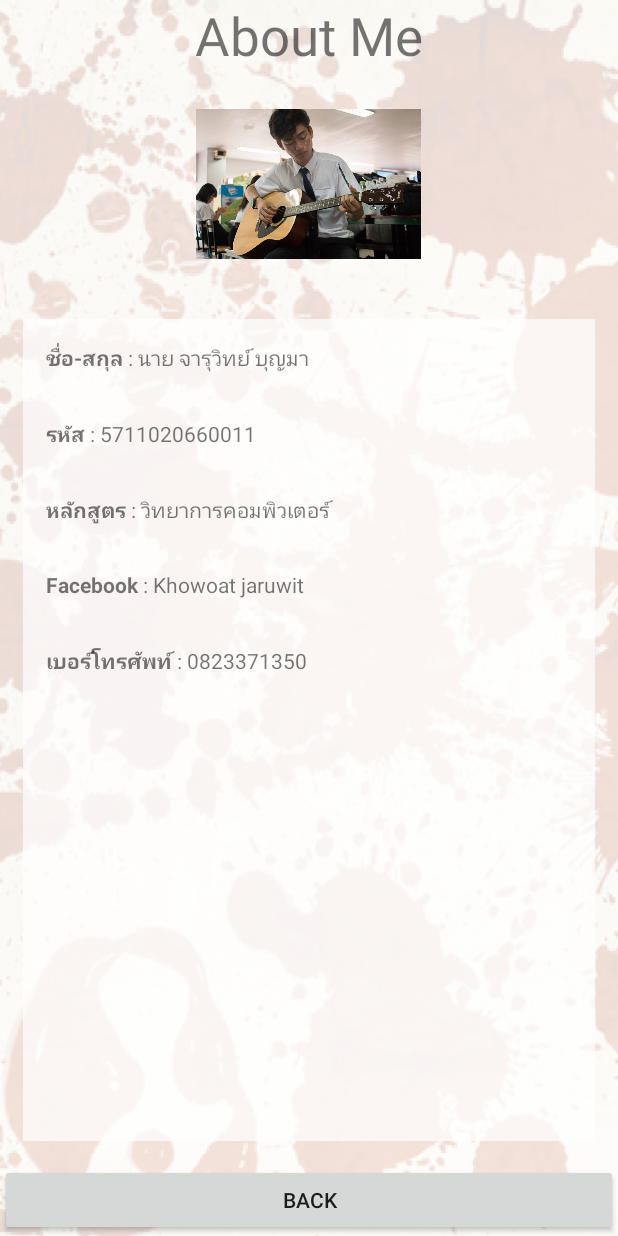
After one commit to jaruwit2538/MyFirstapp2, an Android app: the AboutMe screen opened directly, with no data from a screen before it, on a phone screen of 412 x 824 dp. The commit adds this screen. Run offline under Robolectric (Android 15) with nearby library versions, the phone set to English and light mode, and no system bars.

Commit message:
Toast and Sound complete

```diff
--- a/app/build.gradle
+++ b/app/build.gradle
@@ -25,7 +25,8 @@ dependencies {
         exclude group: 'com.android.support', module: 'support-annotations'
     })
     compile 'com.android.support:appcompat-v7:25.1.1'
-    testCompile 'junit:junit:4.12'
     compile 'com.google.android.gms:play-services-maps:10.2.0'
     compile 'com.android.support:cardview-v7:25.2.0'
+    compile 'com.android.support.constraint:constraint-layout:1.0.2'
+    testCompile 'junit:junit:4.12'
 }
--- a/app/src/main/AndroidManifest.xml
+++ b/app/src/main/AndroidManifest.xml
@@ -15,7 +15,8 @@
                 <category android:name="android.intent.category.LAUNCHER" />
             </intent-filter>
         </activity>
-        <activity android:name=".Detail"></activity>
+        <activity android:name=".Detail" />
+        <activity android:name=".AboutMe" />
     </application>
 
 </manifest>
--- /dev/null
+++ b/app/src/main/java/comsci/khowoat/myfirstapp/AboutMe.java
@@ -0,0 +1,77 @@
+package comsci.khowoat.myfirstapp;
+
+import android.content.Intent;
+import android.media.MediaPlayer;
+import android.net.Uri;
+import android.support.v7.app.AppCompatActivity;
+import android.os.Bundle;
+import android.view.View;
+import android.widget.ImageView;
+import android.widget.TextView;
+import android.widget.Toast;
+
+public class AboutMe extends AppCompatActivity {
+
+        MediaPlayer mediaPlayer;
+        int soundId = 0;
+
+    @Override
+    protected void onCreate(Bundle savedInstanceState) {
+
+
+
+        super.onCreate(savedInstanceState);
+        setContentView(R.layout.activity_about_me);
+
+        //Toast onClick แสดงข้อความเมื่อคลิ้ก(แสดงชั่วคราว)
+        final ImageView clickImageView = (ImageView) findViewById(R.id.imvAbout);
+
+        soundId = R.raw.sound1;
+        playsound(soundId);
+
+        clickImageView.setOnClickListener(new View.OnClickListener() {
+            @Override
+            public void onClick(View v) {
+                Toast.makeText(getApplicationContext(),"Hello My Name Is Khowoat",Toast.LENGTH_SHORT).show();
+                //show sound1 when click image เมื่อคลิ้กที่ภาพ
+
+            }
+        });//สิ้นสุด Toast
+
+        //Toast On LongClick แสดงข้อความเมืื่อคลิ้ก(4-5วินาที)
+        ImageView longClickImageView = (ImageView) findViewById(R.id.imvAbout);
+
+        soundId = R.raw.sound2;
+        playsound(soundId);
+
+        longClickImageView.setOnLongClickListener(new View.OnLongClickListener() {
+            @Override
+            public boolean onLongClick(View v) {
+                Toast.makeText(getApplicationContext(),"Thank Guy",Toast.LENGTH_LONG).show();
+
+                return true;
+            }
+        });
+
+
+    }//main method
+
+    private void playsound(int soundId) {
+
+        mediaPlayer = MediaPlayer.create(getApplicationContext(),soundId);
+        mediaPlayer.start();
+
+    }
+
+
+    public void onClickFace(View view) {
+        Intent intent = new Intent(Intent.ACTION_VIEW);
+        intent.setData(Uri.parse("https://www.facebook.com/jaruwit.boonma"));
+        startActivity(intent);
+    }
+
+    public void clickBack(View view) {
+
+        finish();
+    }
+}
--- a/app/src/main/java/comsci/khowoat/myfirstapp/MainActivity.java
+++ b/app/src/main/java/comsci/khowoat/myfirstapp/MainActivity.java
@@ -62,4 +62,11 @@ public class MainActivity extends AppCompatActivity {
         startActivity(intent);
     }//Main Method onClickMoreinfo
 
-}   //Main Class
+    public void onClickAboutMe(View view) {
+        Intent intent = new Intent(MainActivity.this, AboutMe.class);
+        startActivity(intent);
+    }//Main Method onClickAboutMe
+
+
+
+}//Main class
--- /dev/null
+++ b/app/src/main/res/layout/activity_about_me.xml
@@ -0,0 +1,88 @@
+<?xml version="1.0" encoding="utf-8"?>
+<RelativeLayout xmlns:android="http://schemas.android.com/apk/res/android"
+    xmlns:app="http://schemas.android.com/apk/res-auto"
+    android:layout_width="match_parent"
+    android:layout_height="match_parent"
+    android:background="@drawable/bg40">
+
+    <TextView
+        android:id="@+id/txtTitleAbout"
+        android:layout_width="wrap_content"
+        android:layout_height="wrap_content"
+        android:layout_alignParentTop="false"
+        android:layout_centerHorizontal="true"
+        android:layout_centerInParent="false"
+        android:text="@string/aboutme"
+        android:textSize="@dimen/h1" />
+
+    <ImageView
+        android:id="@+id/imvAbout"
+        android:layout_width="@dimen/my_picture"
+        android:layout_height="@dimen/my_picture"
+        android:layout_alignParentBottom="false"
+        android:layout_below="@+id/txtTitleAbout"
+        android:layout_centerHorizontal="true"
+        android:layout_centerInParent="false"
+        android:layout_centerVertical="false"
+        app:srcCompat="@drawable/jar1" />
+
+    <Button
+        android:id="@+id/btnAbout"
+        android:layout_width="match_parent"
+        android:layout_height="wrap_content"
+        android:layout_alignParentBottom="true"
+        android:onClick="clickBack"
+        android:text="Back" />
+
+    <ScrollView
+        android:layout_width="match_parent"
+        android:layout_height="match_parent"
+        android:layout_above="@+id/btnAbout"
+        android:layout_below="@+id/imvAbout"
+        android:layout_margin="@dimen/my_margin"
+        android:background="#b4ffffff">
+
+        <LinearLayout
+            android:layout_width="match_parent"
+            android:layout_height="wrap_content"
+            android:orientation="vertical">
+
+            <TextView
+                android:id="@+id/txtName"
+                android:layout_width="match_parent"
+                android:layout_height="wrap_content"
+                android:layout_margin="@dimen/my_margin"
+                android:onClick="clickBack"
+                android:text="@string/name" />
+
+            <TextView
+                android:id="@+id/txtNo"
+                android:layout_width="match_parent"
+                android:layout_height="wrap_content"
+                android:layout_margin="@dimen/my_margin"
+                android:text="@string/no" />
+
+            <TextView
+                android:id="@+id/txtAdd"
+                android:layout_width="match_parent"
+                android:layout_height="wrap_content"
+                android:layout_margin="@dimen/my_margin"
+                android:text="@string/Add" />
+
+            <TextView
+                android:id="@+id/txtFace"
+                android:layout_width="match_parent"
+                android:layout_height="wrap_content"
+                android:layout_margin="@dimen/my_margin"
+                android:onClick="onClickFace"
+                android:text="@string/face" />
+
+            <TextView
+                android:id="@+id/txtTel"
+                android:layout_width="match_parent"
+                android:layout_height="wrap_content"
+                android:layout_margin="@dimen/my_margin"
+                android:text="@string/Tell" />
+        </LinearLayout>
+    </ScrollView>
+</RelativeLayout>
--- a/app/src/main/res/layout/activity_main.xml
+++ b/app/src/main/res/layout/activity_main.xml
@@ -53,6 +53,7 @@
             android:layout_width="wrap_content"
             android:layout_height="wrap_content"
             android:layout_weight="1"
+            android:onClick="onClickAboutMe"
             android:text="@string/aboutme" />
     </LinearLayout>
 
--- a/app/src/main/res/values/strings.xml
+++ b/app/src/main/res/values/strings.xml
@@ -6,4 +6,15 @@
     <string name="Moreinfo">More Info</string>
 
     <string name="aboutme">About Me</string>
+
+    <string name="name"><b>ชื่อ-สกุล</b> : นาย จารุวิทย์  บุญมา</string>
+
+    <string name="no"><b>รหัส</b> : 5711020660011</string>
+
+    <string name="Add"><b>หลักสูตร</b> : วิทยาการคอมพิวเตอร์</string>
+
+    <string name="face"><b>Facebook</b> : Khowoat jaruwit</string>
+
+    <string name="Tell"><b>เบอร์โทรศัพท์</b> : 0823371350</string>
+
 </resources>
```
Also changed, not shown: app/src/main/res/drawable/jar1.png (added), 2 other files.
